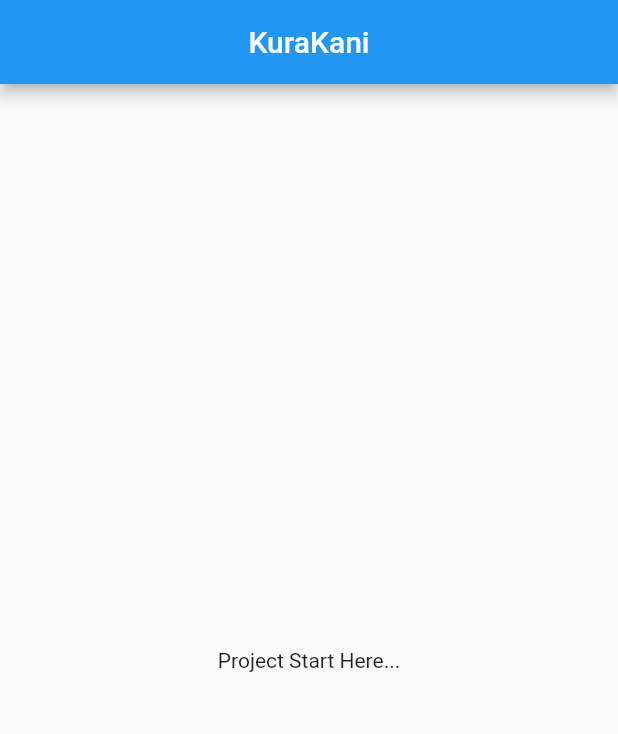
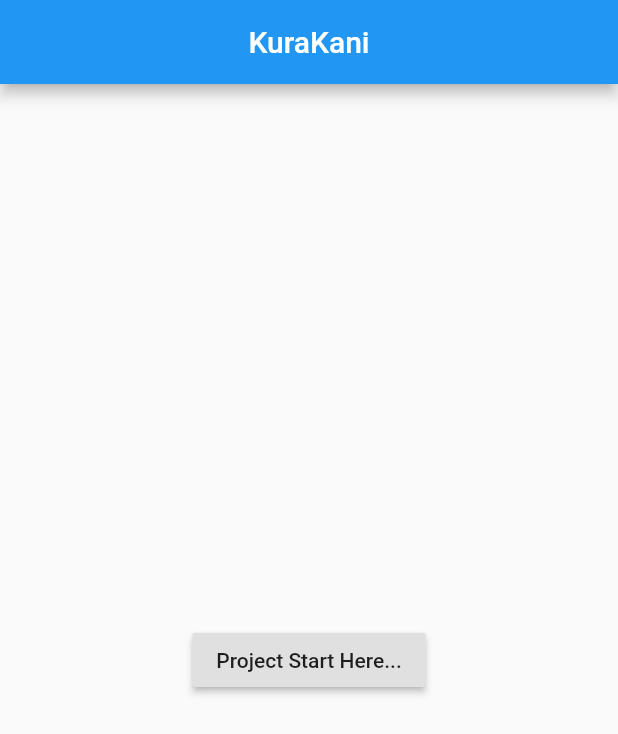
Before and after one commit to innovative-group/KuraKani, a Flutter app: the screen it shows after launch, on a phone screen of 412 x 824 dp. Shown: the top 734 px of the screen. Run offline on Flutter 3.47's test engine with Material 2 defaults, Android fonts, the phone set to English and light mode, and no system bars.

```diff
--- a/lib/main.dart
+++ b/lib/main.dart
@@ -19,7 +19,20 @@ class MyApp extends StatelessWidget {
         ),
 
         body: Center(
-          child: Text("Project Start Here..."),
+          child: Column(
+            mainAxisAlignment: MainAxisAlignment.center,
+            children: [
+
+              RaisedButton(
+                onPressed: () {
+
+                },
+                child: Text("Project Start Here..."),
+              ),
+
+            ],
+
+          ),
         ),
       ),
     );
```
